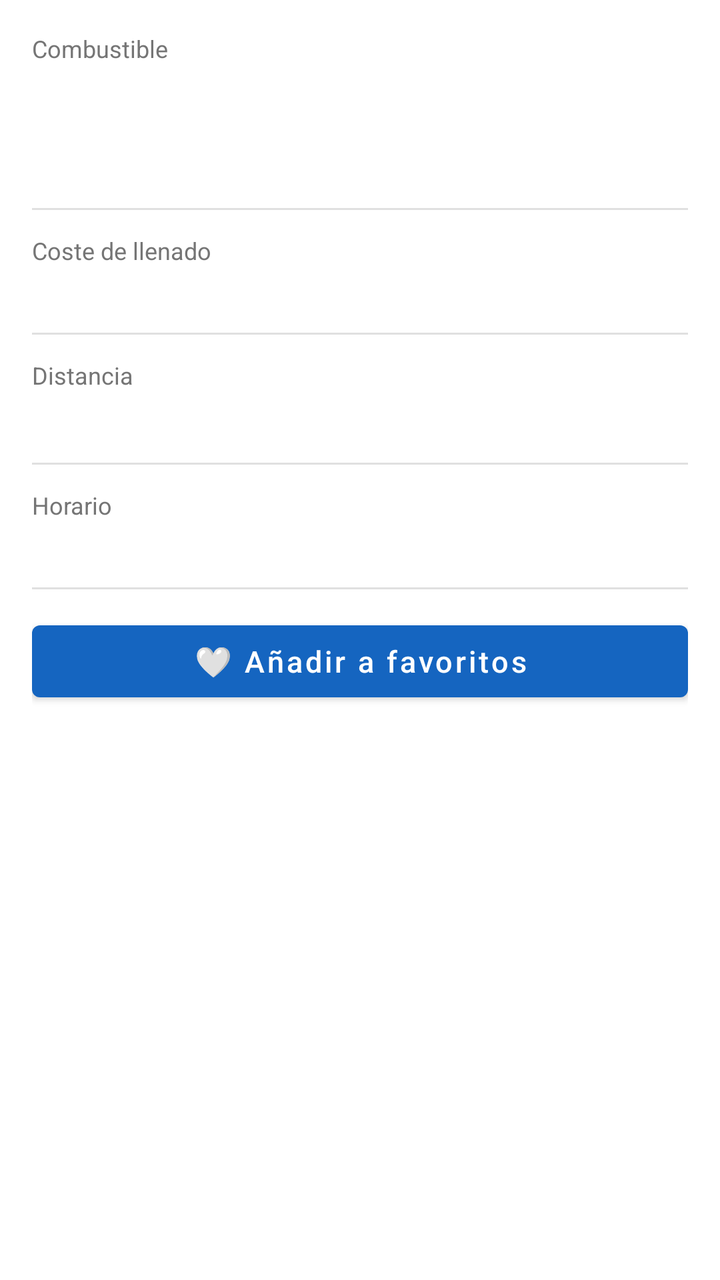
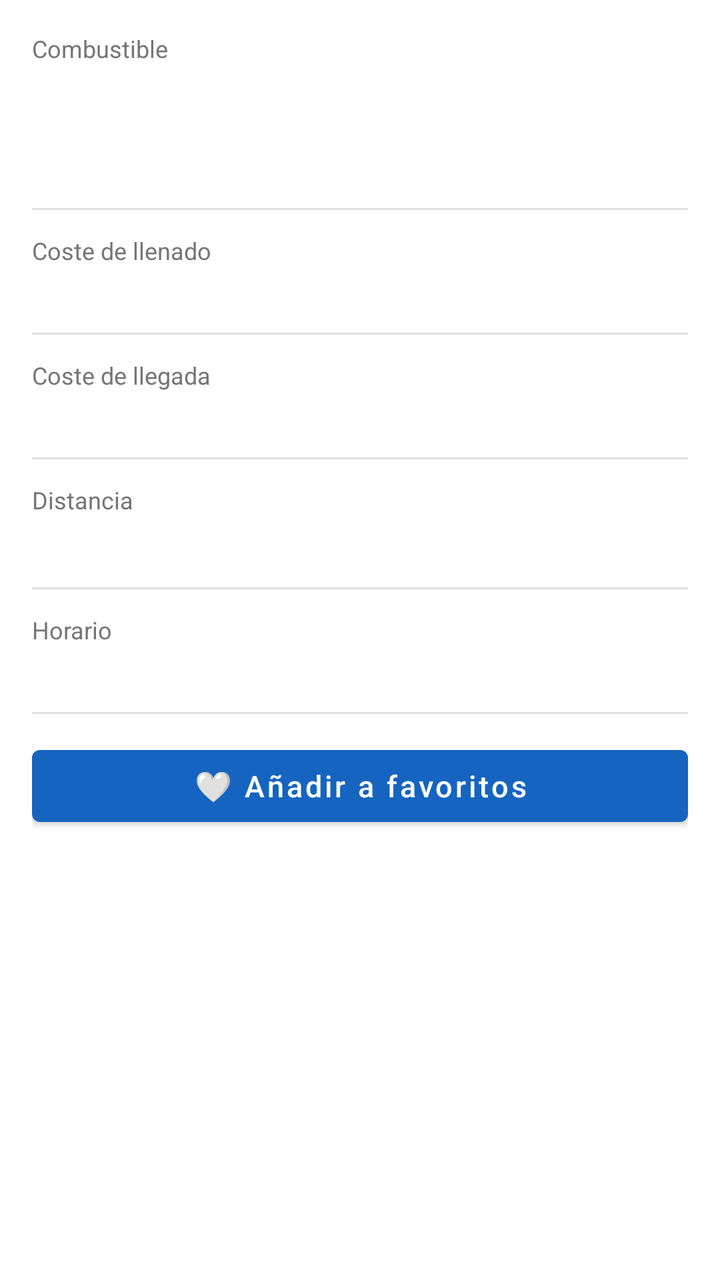

Screens rendered from an Android XML layout before and after an edit, with the pre-edit source and the edit as a unified diff.
<!-- AndroidManifest.xml: application theme Theme.AhorraGas -->
<!-- res/layout/fragment_general.xml -->
<?xml version="1.0" encoding="utf-8"?>
<LinearLayout xmlns:android="http://schemas.android.com/apk/res/android"
    android:layout_width="match_parent"
    android:layout_height="match_parent"
    android:orientation="vertical"
    android:padding="16dp">


    
    <TextView
        android:layout_width="wrap_content"
        android:layout_height="wrap_content"
        android:text="Combustible"
        android:textColor="@color/text_secondary"
        android:textSize="12sp" />

    <TextView
        android:id="@+id/tvFuelLabel"
        android:layout_width="wrap_content"
        android:layout_height="wrap_content"
        android:textColor="@color/text_primary"
        android:textSize="15sp"
        android:textStyle="bold" />

    <TextView
        android:id="@+id/tvDetailPrice"
        android:layout_width="wrap_content"
        android:layout_height="wrap_content"
        android:layout_marginTop="2dp"
        android:textColor="@color/price_cheap"
        android:textSize="28sp"
        android:textStyle="bold" />

    <View
        android:layout_width="match_parent"
        android:layout_height="1dp"
        android:layout_marginVertical="12dp"
        android:background="@color/divider" />

    <TextView
        android:layout_width="wrap_content"
        android:layout_height="wrap_content"
        android:text="Coste de llenado"
        android:textColor="@color/text_secondary"
        android:textSize="12sp" />

    <TextView
        android:id="@+id/tvFillCost"
        android:layout_width="wrap_content"
        android:layout_height="wrap_content"
        android:layout_marginTop="2dp"
        android:textColor="@color/text_primary"
        android:textSize="14sp" />

    <View
        android:layout_width="match_parent"
        android:layout_height="1dp"
        android:layout_marginVertical="12dp"
        android:background="@color/divider" />

    
    <TextView
        android:layout_width="wrap_content"
        android:layout_height="wrap_content"
        android:text="Distancia"
        android:textColor="@color/text_secondary"
        android:textSize="12sp" />

    <TextView
        android:id="@+id/tvDetailDistance"
        android:layout_width="wrap_content"
        android:layout_height="wrap_content"
        android:layout_marginTop="2dp"
        android:textColor="@color/text_primary"
        android:textSize="16sp" />

    <View
        android:layout_width="match_parent"
        android:layout_height="1dp"
        android:layout_marginVertical="12dp"
        android:background="@color/divider" />

    
    <TextView
        android:layout_width="wrap_content"
        android:layout_height="wrap_content"
        android:text="Horario"
        android:textColor="@color/text_secondary"
        android:textSize="12sp" />

    <TextView
        android:id="@+id/tvDetailHorario"
        android:layout_width="wrap_content"
        android:layout_height="wrap_content"
        android:layout_marginTop="2dp"
        android:textColor="@color/text_primary"
        android:textSize="14sp" />

    <View
        android:layout_width="match_parent"
        android:layout_height="1dp"
        android:layout_marginVertical="12dp"
        android:background="@color/divider" />

    
    <Button
        android:id="@+id/btnFavorite"
        android:layout_width="match_parent"
        android:layout_height="wrap_content"
        android:text="🤍 Añadir a favoritos"
        android:textAllCaps="false"
        android:textSize="15sp" />

</LinearLayout>
<!-- resources referenced by this layout -->
<resources>
  <color name="divider">#E0E0E0</color>
  <color name="price_cheap">#388E3C</color>
  <color name="text_primary">#212121</color>
  <color name="text_secondary">#757575</color>
  <style name="Theme.AhorraGas" parent="Theme.MaterialComponents.DayNight.NoActionBar">
          <item name="colorPrimary">@color/primary</item>
          <item name="colorPrimaryVariant">@color/primary_dark</item>
          <item name="colorOnPrimary">@color/white</item>
          <item name="colorSecondary">@color/secondary</item>
          <item name="colorOnSecondary">@color/white</item>
          <item name="android:statusBarColor">@color/primary_dark</item>
      </style>
  <color name="primary">#1565C0</color>
  <color name="primary_dark">#0D47A1</color>
  <color name="white">#FFFFFF</color>
  <color name="secondary">#FF9800</color>
</resources>

<!-- the commit's change to res/layout/fragment_general.xml (unified diff, before → after) -->
@@ -46,6 +46,27 @@
 
     <TextView
         android:id="@+id/tvFillCost"
+        android:layout_width="wrap_content"
+        android:layout_height="wrap_content"
+        android:layout_marginTop="2dp"
+        android:textColor="@color/text_primary"
+        android:textSize="14sp" />
+
+    <View
+        android:layout_width="match_parent"
+        android:layout_height="1dp"
+        android:layout_marginVertical="12dp"
+        android:background="@color/divider" />
+
+    <TextView
+        android:layout_width="wrap_content"
+        android:layout_height="wrap_content"
+        android:text="Coste de llegada"
+        android:textColor="@color/text_secondary"
+        android:textSize="12sp" />
+
+    <TextView
+        android:id="@+id/tvArrivalCost"
         android:layout_width="wrap_content"
         android:layout_height="wrap_content"
         android:layout_marginTop="2dp"
